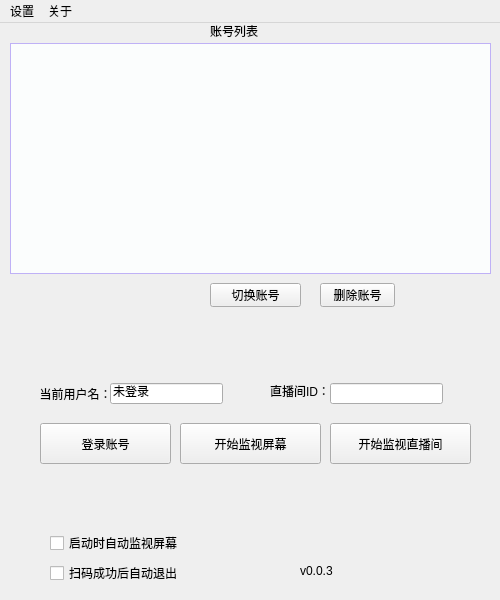
The window that src/ScannerGui/ScannerGui.ui (Theresa-0328/MHY_Scanner) describes before a commit, drawn with Qt 5.
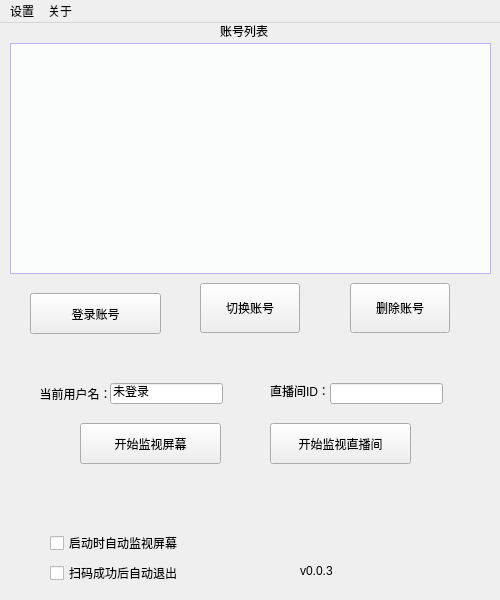
The same window after the commit.

What changed in the file:
```diff
--- a/src/ScannerGui/ScannerGui.ui
+++ b/src/ScannerGui/ScannerGui.ui
@@ -32,8 +32,8 @@
    <widget class="QPushButton" name="pBtLoginAccount">
     <property name="geometry">
      <rect>
-      <x>40</x>
-      <y>400</y>
+      <x>30</x>
+      <y>270</y>
       <width>131</width>
       <height>41</height>
      </rect>
@@ -45,7 +45,7 @@
    <widget class="QPushButton" name="pBtstartScreen">
     <property name="geometry">
      <rect>
-      <x>180</x>
+      <x>80</x>
       <y>400</y>
       <width>141</width>
       <height>41</height>
@@ -87,7 +87,7 @@
    <widget class="QPushButton" name="pBtStream">
     <property name="geometry">
      <rect>
-      <x>330</x>
+      <x>270</x>
       <y>400</y>
       <width>141</width>
       <height>41</height>
@@ -240,12 +240,18 @@
    <widget class="QPushButton" name="pushButton">
     <property name="geometry">
      <rect>
-      <x>210</x>
+      <x>200</x>
       <y>260</y>
-      <width>91</width>
-      <height>24</height>
+      <width>100</width>
+      <height>50</height>
      </rect>
     </property>
+    <property name="minimumSize">
+     <size>
+      <width>100</width>
+      <height>50</height>
+     </size>
+    </property>
     <property name="text">
      <string>切换账号</string>
     </property>
@@ -253,12 +259,18 @@
    <widget class="QPushButton" name="pushButton_2">
     <property name="geometry">
      <rect>
-      <x>320</x>
+      <x>350</x>
       <y>260</y>
-      <width>75</width>
-      <height>24</height>
+      <width>100</width>
+      <height>50</height>
      </rect>
     </property>
+    <property name="minimumSize">
+     <size>
+      <width>100</width>
+      <height>50</height>
+     </size>
+    </property>
     <property name="text">
      <string>删除账号</string>
     </property>
@@ -266,7 +278,7 @@
    <widget class="QLabel" name="label_4">
     <property name="geometry">
      <rect>
-      <x>210</x>
+      <x>220</x>
       <y>0</y>
       <width>53</width>
       <height>16</height>
```
Left out of the diff: 2 changed lines with no effect on the pictures.
